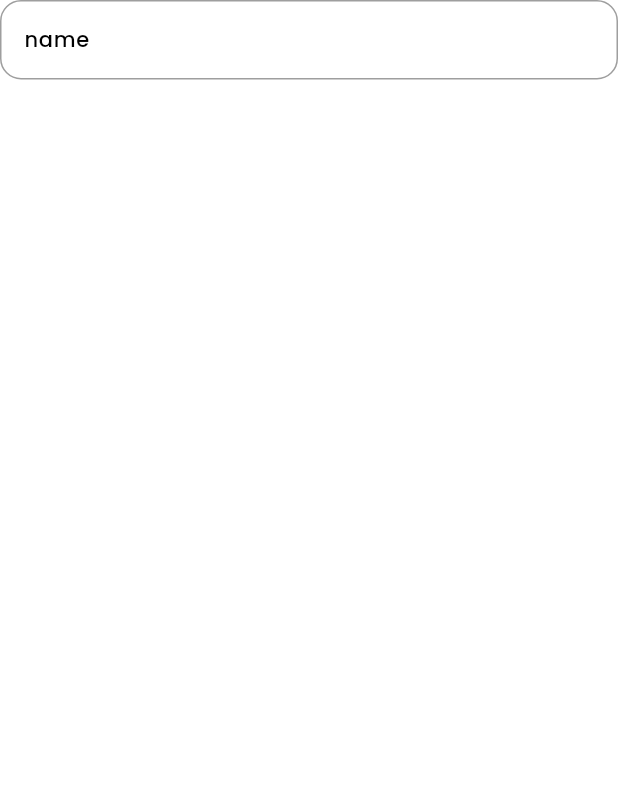
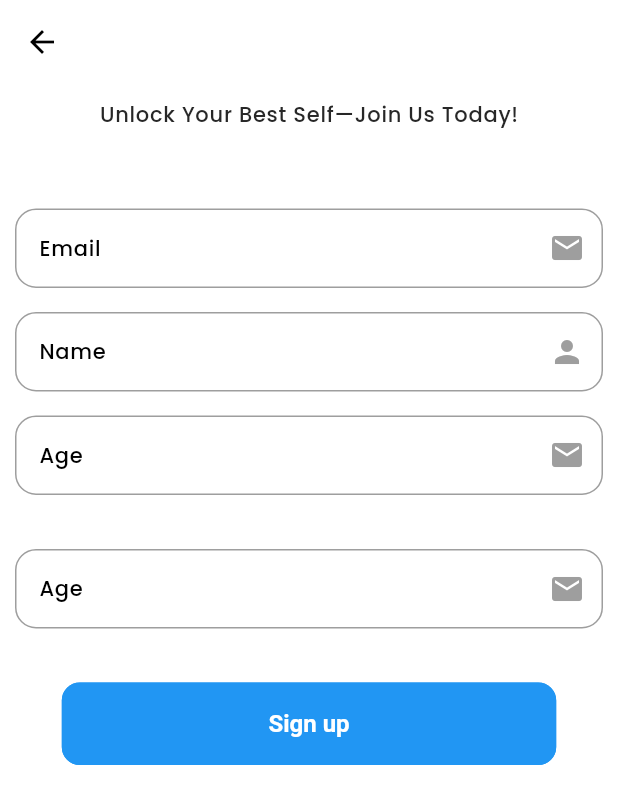
Before and after one commit to basitmurad/fitness_app, a Flutter app: the screen it shows after launch, after a tap on "Sign Up", on a phone screen of 412 x 824 dp. Shown: the top 804 px of the screen. Run offline on Flutter 3.47's test engine with Material 3 defaults, Android fonts, the phone set to English and light mode, and no system bars; our stand-ins replace email_validator, fluttertoast, get, iconsax.

Commit message:
design sign up screen

```diff
--- a/lib/screens/authentications/login_screen/controller/LoginController.dart
+++ b/lib/screens/authentications/login_screen/controller/LoginController.dart
@@ -4,15 +4,12 @@ import 'package:flutter/material.dart';
 import 'package:fluttertoast/fluttertoast.dart';
 import 'package:get/get.dart';
 
-class LoginController extends GetxController{
-
+class LoginController extends GetxController {
   final emailController = TextEditingController();
   final passwordController = TextEditingController();
+  var isPasswordVisible = true.obs;
 
-
-
-  void login(){
-
+  void login() {
     final email = emailController.text;
     final password = passwordController.text;
 
@@ -27,17 +24,13 @@ class LoginController extends GetxController{
       return;
     }
 
-    final  result= validatePassword(password);
-    if(result!=null){
-
+    final result = validatePassword(password);
+    if (result != null) {
       Fluttertoast.showToast(msg: result);
       return;
     }
 
-
     Fluttertoast.showToast(msg: "Login Successfully");
-
-
   }
 
   String? validatePassword(String password) {
@@ -55,6 +48,11 @@ class LoginController extends GetxController{
     }
     return null; // Password is valid
   }
+
+  void togglePasswordVisibility() {
+    isPasswordVisible.value = !isPasswordVisible.value;
+  }
+
   @override
   void onClose() {
     emailController.dispose();
--- a/lib/screens/authentications/login_screen/widgets/LoginWidget.dart
+++ b/lib/screens/authentications/login_screen/widgets/LoginWidget.dart
@@ -15,11 +15,10 @@ class LoginWidget extends StatelessWidget {
 
   @override
   Widget build(BuildContext context) {
-
     final LoginController controller = Get.put(LoginController());
 
     return Padding(
-      padding: const EdgeInsets.symmetric(horizontal: 10 ,),
+      padding: const EdgeInsets.symmetric(horizontal: 10,),
       child: Form(child: Column(children: [
 
 
@@ -38,9 +37,11 @@ class LoginWidget extends StatelessWidget {
           ),
         ),
 
-        const SizedBox( height: AppSizes.spaceBtwInputFields,),
-        TextFormField(
+        const SizedBox(height: AppSizes.spaceBtwInputFields,),
+        Obx((){
+          return         TextFormField(
             controller: controller.passwordController,
+            obscureText:true,
 
             decoration: InputDecoration(
 
@@ -51,26 +52,30 @@ class LoginWidget extends StatelessWidget {
               ),
               hintText: '1cwer34d',
 
-            suffixIcon: GestureDetector(
-              onTap: () {
-                // Add your action here
-                print('Suffix icon tapped!');
-                Fluttertoast.showToast(msg: "Click");
-              },
-              child: const Icon(Icons.password),
+
+              suffixIcon:
+              IconButton(
+                icon: Icon(
+                  controller.isPasswordVisible.value
+                      ? Icons.visibility
+                      : Icons.visibility_off,
                 ),
-          ),
+                onPressed: controller.togglePasswordVisibility,
               ),
 
 
+            ),
+          );
 
-        const SizedBox(height: AppSizes.appBarHeight -15,),
+        })
+
+,
+        const SizedBox(height: AppSizes.appBarHeight - 15,),
         SizedBox(
-            width: AppDevicesUtils.getScreenWidth(context) * 0.8 ,
-            child: ElevatedButton(onPressed: (){
-
+            width: AppDevicesUtils.getScreenWidth(context) * 0.8,
+            child: ElevatedButton(onPressed: () {
               controller.login();
-            }, child: const Text('Login' ,style: TextStyle(fontSize: 14),)))
+            }, child: const Text('Login', style: TextStyle(fontSize: 14),)))
       ],)),
     );
   }
--- a/lib/screens/authentications/signup_screen/SignUpScreen.dart
+++ b/lib/screens/authentications/signup_screen/SignUpScreen.dart
@@ -1,6 +1,9 @@
+import 'package:fitness/utils/constants/sizes/AppSizes.dart';
 import 'package:flutter/cupertino.dart';
 import 'package:flutter/material.dart';
 import 'package:iconsax/iconsax.dart';
+
+import '../../../utils/constants/device/AppDevicesUtils.dart';
 
 class SignUpScreen extends StatelessWidget {
   const SignUpScreen({super.key});
@@ -8,28 +11,107 @@ class SignUpScreen extends StatelessWidget {
   @override
   Widget build(BuildContext context) {
     return  Scaffold(
+      appBar: AppBar(
+
+        automaticallyImplyLeading: true,),
       body: SingleChildScrollView(
+        child: Padding(
+          padding: const EdgeInsets.symmetric(horizontal: 10, vertical: 10),
           child: Column(
 
 
             children: [
+
+
+              Text('Unlock Your Best Self—Join Us Today!' ,style: Theme.of(context).textTheme.bodyLarge,),
+              const SizedBox(height: AppSizes.spaceBtwSections +20,),
 
               Form(child: Column(children: [
 
 
                 TextFormField(
                   decoration: const InputDecoration(
-                label: Text('name'),
-                  border: OutlineInputBorder(),
-                  hintText: 'Basit Murad',
+                    label: Text('Email'),
+                    border: OutlineInputBorder(
+                        borderRadius: BorderRadius.all(Radius.circular(12)),
+                        borderSide: BorderSide(color: Colors.black)
+                    ),
+
+                    hintText: 'abx1234@gmail.com',
+                    suffixIcon: Icon(Icons.email),
+
                   ),
                 ),
+                const SizedBox(height: AppSizes.spaceBtwInputFields,),
+                TextFormField(
+                  decoration: const InputDecoration(
+                    label: Text('Name'),
+                    border: OutlineInputBorder(
+                        borderRadius: BorderRadius.all(Radius.circular(12)),
+                        borderSide: BorderSide(color: Colors.black)
+                    ),
+
+                    hintText: 'basit murad',
+                    suffixIcon: Icon(Icons.person),
+
+                  ),
+                ),
+                const SizedBox(height: AppSizes.spaceBtwInputFields,),
+                TextFormField(
+                  keyboardType: TextInputType.number,  // Ensures only numeric input is accepted
+
+                  decoration: const InputDecoration(
+                    label: Text('Age'),
+                    border: OutlineInputBorder(
+                        borderRadius: BorderRadius.all(Radius.circular(12)),
+                        borderSide: BorderSide(color: Colors.black)
+                    ),
+
+
+
+                    hintText: '10',
+                    suffixIcon: Icon(Icons.email),
+
+                  ),
+                ),
+                const SizedBox(height: AppSizes.spaceBtwInputFields+20,),
+
+
+
+                TextFormField(
+                  keyboardType: TextInputType.number,  // Ensures only numeric input is accepted
+
+                  decoration: const InputDecoration(
+                    label: Text('Age'),
+                    border: OutlineInputBorder(
+                        borderRadius: BorderRadius.all(Radius.circular(12)),
+                        borderSide: BorderSide(color: Colors.black)
+                    ),
+
+
+
+                    hintText: '10',
+                    suffixIcon: Icon(Icons.email),
+
+                  ),
+                ),
+                const SizedBox(height: AppSizes.spaceBtwInputFields+20,),
+
+
+
+
+                SizedBox(
+                  width: AppDevicesUtils.getScreenWidth(context) * 0.8,
+                  child: ElevatedButton(onPressed: (){}, child: const Text
+                    ('Sign up'),),
+                )
 
               ],))
             ],
 
           ),
         ),
+      ),
     );
   }
 }
```
Lines whose indentation alone changed are shown as unchanged.
